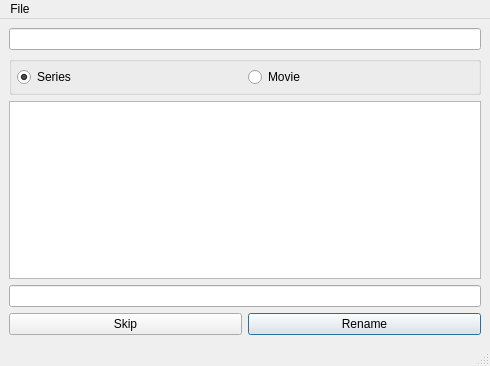
Above: MainWindow.ui from scotchi/dreamnamer before the change. Below: the same form after it.
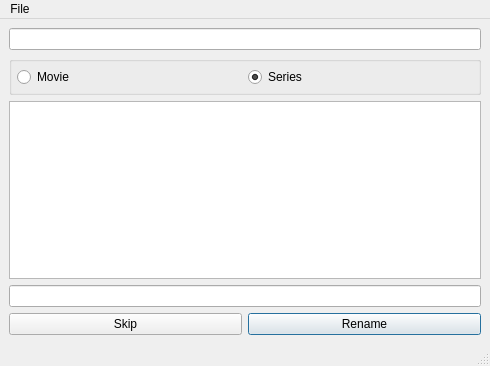
That is the form after the change.

Commit message: Switch order of movie and series buttons

Diff of the .ui file:
```diff
--- a/MainWindow.ui
+++ b/MainWindow.ui
@@ -46,6 +46,13 @@
        <property name="bottomMargin">
         <number>5</number>
        </property>
+       <item>
+        <widget class="QRadioButton" name="movieButton">
+         <property name="text">
+          <string>Movie</string>
+         </property>
+        </widget>
+       </item>
        <item>
         <widget class="QRadioButton" name="seriesButton">
          <property name="text">
@@ -56,13 +63,6 @@
          </property>
         </widget>
        </item>
-       <item>
-        <widget class="QRadioButton" name="movieButton">
-         <property name="text">
-          <string>Movie</string>
-         </property>
-        </widget>
-       </item>
       </layout>
      </widget>
     </item>
```
